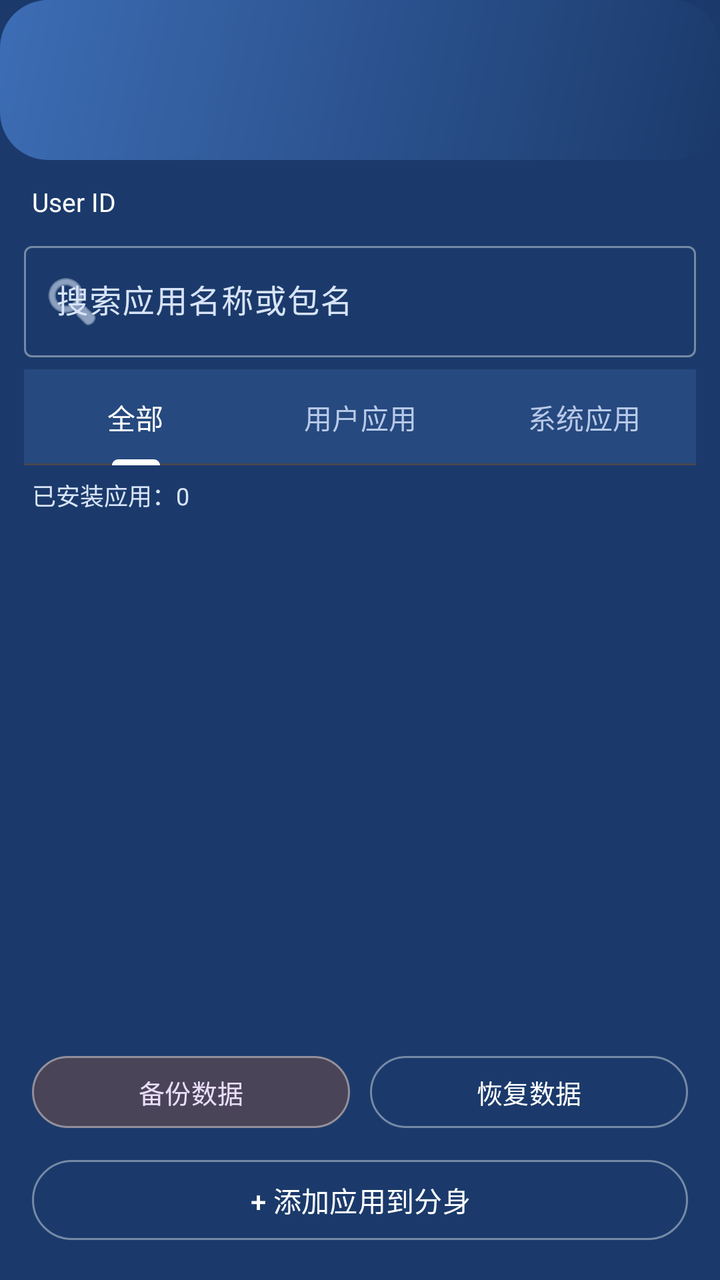
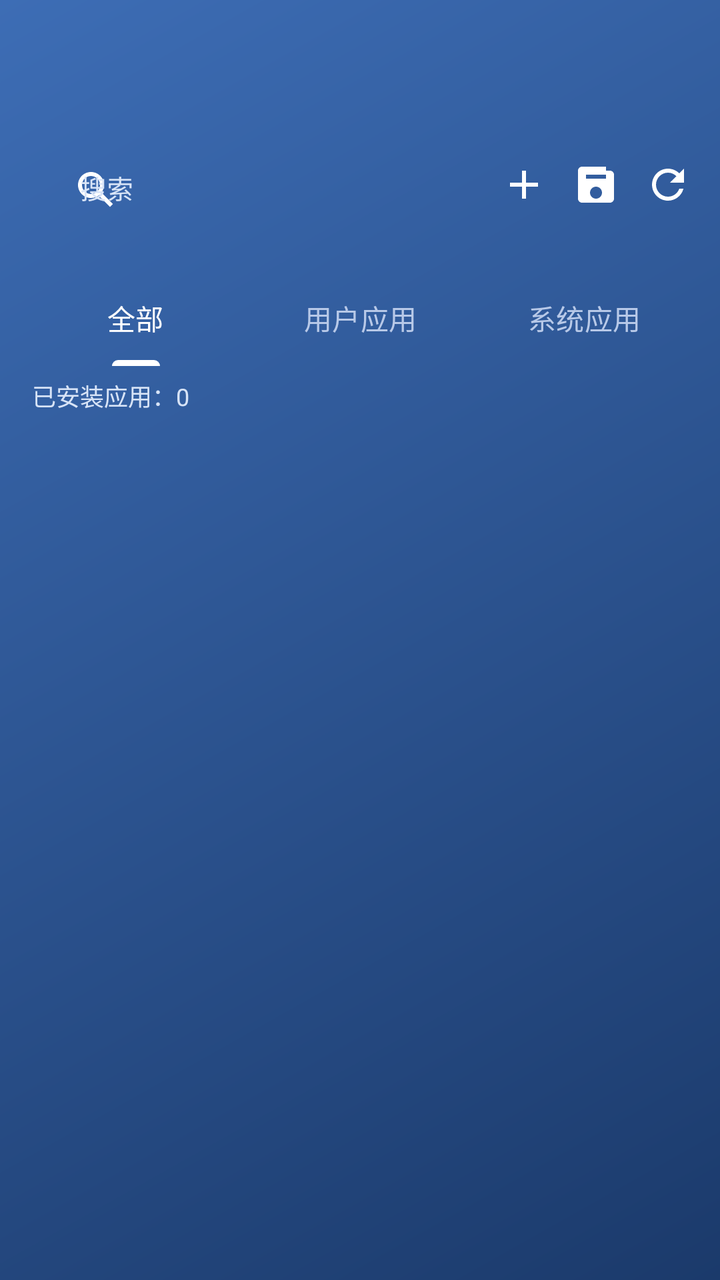

Before-and-after screenshots of an Android layout around one commit, followed by the original layout XML and the change that was made.
<!-- AndroidManifest.xml: application theme Theme.CloneManager -->
<!-- res/layout/activity_clone_detail.xml -->
<?xml version="1.0" encoding="utf-8"?>
<LinearLayout xmlns:android="http://schemas.android.com/apk/res/android"
    xmlns:app="http://schemas.android.com/apk/res-auto"
    android:layout_width="match_parent"
    android:layout_height="match_parent"
    android:orientation="vertical"
    android:background="?android:colorBackground">

    <com.google.android.material.appbar.MaterialToolbar
        android:id="@+id/toolbar"
        android:layout_width="match_parent"
        android:layout_height="wrap_content"
        android:background="@drawable/bg_hero"
        android:paddingTop="?attr/actionBarSize"
        android:paddingBottom="16dp"
        android:paddingStart="8dp"
        android:paddingEnd="16dp"
        app:titleTextColor="@color/hero_text"
        app:subtitleTextColor="#D8E4F7"
        app:navigationIconTint="@color/hero_text" />

    <TextView
        android:id="@+id/cloneInfo"
        android:layout_width="match_parent"
        android:layout_height="wrap_content"
        android:paddingStart="16dp"
        android:paddingEnd="16dp"
        android:paddingTop="12dp"
        android:paddingBottom="4dp"
        android:textSize="13sp"
        android:text="User ID" />

    <com.google.android.material.textfield.TextInputLayout
        android:id="@+id/searchLayout"
        android:layout_width="match_parent"
        android:layout_height="wrap_content"
        android:layout_marginStart="12dp"
        android:layout_marginEnd="12dp"
        android:layout_marginTop="4dp"
        app:boxBackgroundMode="outline"
        app:startIconDrawable="@android:drawable/ic_menu_search"
        android:hint="搜索应用名称或包名">

        <com.google.android.material.textfield.TextInputEditText
            android:id="@+id/searchInput"
            android:layout_width="match_parent"
            android:layout_height="wrap_content"
            android:inputType="text"
            android:imeOptions="actionSearch"
            android:maxLines="1" />
    </com.google.android.material.textfield.TextInputLayout>

    <com.google.android.material.tabs.TabLayout
        android:id="@+id/filterTabs"
        android:layout_width="match_parent"
        android:layout_height="wrap_content"
        android:layout_marginStart="12dp"
        android:layout_marginEnd="12dp"
        android:layout_marginTop="6dp"
        app:tabMode="fixed"
        app:tabGravity="fill">

        <com.google.android.material.tabs.TabItem
            android:layout_width="wrap_content"
            android:layout_height="wrap_content"
            android:text="全部" />

        <com.google.android.material.tabs.TabItem
            android:layout_width="wrap_content"
            android:layout_height="wrap_content"
            android:text="用户应用" />

        <com.google.android.material.tabs.TabItem
            android:layout_width="wrap_content"
            android:layout_height="wrap_content"
            android:text="系统应用" />
    </com.google.android.material.tabs.TabLayout>

    <TextView
        android:id="@+id/appCount"
        android:layout_width="match_parent"
        android:layout_height="wrap_content"
        android:paddingStart="16dp"
        android:paddingEnd="16dp"
        android:paddingTop="6dp"
        android:paddingBottom="2dp"
        android:textSize="12sp"
        android:textColor="?attr/colorOnSurfaceVariant"
        android:text="已安装应用：0" />

    <androidx.recyclerview.widget.RecyclerView
        android:id="@+id/appList"
        android:layout_width="match_parent"
        android:layout_height="0dp"
        android:layout_weight="1"
        android:paddingStart="12dp"
        android:paddingEnd="12dp"
        android:clipToPadding="false" />

    <LinearLayout
        android:layout_width="match_parent"
        android:layout_height="wrap_content"
        android:orientation="horizontal"
        android:paddingStart="16dp"
        android:paddingEnd="16dp"
        android:paddingBottom="8dp">

        <com.google.android.material.button.MaterialButton
            android:id="@+id/btnBackup"
            style="@style/Widget.Material3.Button.TonalButton"
            android:layout_width="0dp"
            android:layout_height="wrap_content"
            android:layout_weight="1"
            android:minHeight="44dp"
            android:textSize="13sp"
            android:text="备份数据" />

        <com.google.android.material.button.MaterialButton
            android:id="@+id/btnRestore"
            style="@style/Widget.Material3.Button.OutlinedButton"
            android:layout_width="0dp"
            android:layout_height="wrap_content"
            android:layout_weight="1"
            android:layout_marginStart="10dp"
            android:minHeight="44dp"
            android:textSize="13sp"
            android:text="恢复数据" />
    </LinearLayout>

    <com.google.android.material.button.MaterialButton
        android:id="@+id/btnAddApp"
        android:layout_width="match_parent"
        android:layout_height="wrap_content"
        android:layout_marginStart="16dp"
        android:layout_marginEnd="16dp"
        android:layout_marginBottom="16dp"
        android:text="+ 添加应用到分身" />

</LinearLayout>
<!-- resources referenced by this layout -->
<resources>
  <color name="hero_text">#FFFFFF</color>
  <!-- drawable bg_hero (drawable) -->
  <?xml version="1.0" encoding="utf-8"?>
  <shape xmlns:android="http://schemas.android.com/apk/res/android" android:shape="rectangle">
      <corners android:radius="24dp" />
      <gradient android:startColor="@color/hero_start" android:endColor="@color/hero_end" android:angle="135" />
  </shape>
  <color name="hero_start">#1B3A6B</color>
  <color name="hero_end">#3D6DB5</color>
  <style name="Widget.CloneManager.Button" parent="Widget.Material3.Button.OutlinedButton">
          <item name="android:textColor">#FFFFFF</item>
          <item name="strokeColor">#66FFFFFF</item>
          <item name="backgroundTint">@android:color/transparent</item>
      </style>
  <style name="Widget.CloneManager.Checkbox" parent="Widget.Material3.CompoundButton.CheckBox">
          <item name="android:button">@drawable/ic_checkbox_selector</item>
      </style>
  <style name="Widget.CloneManager.Tab" parent="Widget.Material3.TabLayout">
          <item name="tabTextColor">#B8C9E8</item>
          <item name="tabSelectedTextColor">#FFFFFF</item>
          <item name="tabIndicatorColor">#FFFFFF</item>
      </style>
  <!-- drawable bg_app_root (drawable) -->
  <?xml version="1.0" encoding="utf-8"?>
  <shape xmlns:android="http://schemas.android.com/apk/res/android"
      android:shape="rectangle">
      <gradient android:startColor="@color/hero_start" android:endColor="@color/hero_end" android:angle="135" android:type="linear" />
  </shape>
  <!-- drawable ic_checkbox_selector (drawable) -->
  <selector xmlns:android="http://schemas.android.com/apk/res/android">
      <item android:state_checked="true" android:drawable="@drawable/ic_check_white" />
      <item android:drawable="@drawable/ic_box_empty" />
  </selector>
  <!-- drawable ic_box_empty (drawable) -->
  <shape xmlns:android="http://schemas.android.com/apk/res/android" android:shape="rectangle">
      <stroke android:width="1.5dp" android:color="#99FFFFFF" />
      <corners android:radius="4dp" />
      <solid android:color="#00FFFFFF" />
      <size android:width="24dp" android:height="24dp" />
  </shape>
  <!-- unchanged entries left out for length: 3 -->
</resources>

<!-- the commit's change to res/layout/activity_clone_detail.xml (unified diff, before → after) -->
@@ -1,139 +1,43 @@
 <?xml version="1.0" encoding="utf-8"?>
 <LinearLayout xmlns:android="http://schemas.android.com/apk/res/android"
     xmlns:app="http://schemas.android.com/apk/res-auto"
-    android:layout_width="match_parent"
-    android:layout_height="match_parent"
-    android:orientation="vertical"
-    android:background="?android:colorBackground">
-
-    <com.google.android.material.appbar.MaterialToolbar
-        android:id="@+id/toolbar"
-        android:layout_width="match_parent"
-        android:layout_height="wrap_content"
-        android:background="@drawable/bg_hero"
-        android:paddingTop="?attr/actionBarSize"
-        android:paddingBottom="16dp"
-        android:paddingStart="8dp"
-        android:paddingEnd="16dp"
-        app:titleTextColor="@color/hero_text"
-        app:subtitleTextColor="#D8E4F7"
-        app:navigationIconTint="@color/hero_text" />
-
-    <TextView
-        android:id="@+id/cloneInfo"
-        android:layout_width="match_parent"
-        android:layout_height="wrap_content"
-        android:paddingStart="16dp"
-        android:paddingEnd="16dp"
-        android:paddingTop="12dp"
-        android:paddingBottom="4dp"
-        android:textSize="13sp"
-        android:text="User ID" />
-
-    <com.google.android.material.textfield.TextInputLayout
-        android:id="@+id/searchLayout"
-        android:layout_width="match_parent"
-        android:layout_height="wrap_content"
-        android:layout_marginStart="12dp"
-        android:layout_marginEnd="12dp"
-        android:layout_marginTop="4dp"
-        app:boxBackgroundMode="outline"
-        app:startIconDrawable="@android:drawable/ic_menu_search"
-        android:hint="搜索应用名称或包名">
-
-        <com.google.android.material.textfield.TextInputEditText
-            android:id="@+id/searchInput"
-            android:layout_width="match_parent"
-            android:layout_height="wrap_content"
-            android:inputType="text"
-            android:imeOptions="actionSearch"
-            android:maxLines="1" />
-    </com.google.android.material.textfield.TextInputLayout>
-
-    <com.google.android.material.tabs.TabLayout
-        android:id="@+id/filterTabs"
-        android:layout_width="match_parent"
-        android:layout_height="wrap_content"
-        android:layout_marginStart="12dp"
-        android:layout_marginEnd="12dp"
-        android:layout_marginTop="6dp"
-        app:tabMode="fixed"
-        app:tabGravity="fill">
-
-        <com.google.android.material.tabs.TabItem
-            android:layout_width="wrap_content"
-            android:layout_height="wrap_content"
-            android:text="全部" />
-
-        <com.google.android.material.tabs.TabItem
-            android:layout_width="wrap_content"
-            android:layout_height="wrap_content"
-            android:text="用户应用" />
-
-        <com.google.android.material.tabs.TabItem
-            android:layout_width="wrap_content"
-            android:layout_height="wrap_content"
-            android:text="系统应用" />
+    android:layout_width="match_parent" android:layout_height="match_parent"
+    android:orientation="vertical" android:background="?attr/rootBackground">
+    <com.google.android.material.appbar.MaterialToolbar android:id="@+id/toolbar"
+        android:layout_width="match_parent" android:layout_height="wrap_content"
+        android:background="@android:color/transparent" android:elevation="0dp"
+        android:paddingTop="?attr/actionBarSize" android:paddingBottom="8dp" android:paddingStart="8dp" android:paddingEnd="8dp"
+        app:titleTextColor="?attr/colorOnSurface" app:subtitleTextColor="?attr/colorOnSurfaceVariant"
+        app:navigationIconTint="?attr/colorOnSurface">
+        <com.google.android.material.textfield.TextInputLayout android:id="@+id/searchLayout"
+            android:layout_width="220dp" android:layout_height="wrap_content" android:layout_gravity="center_horizontal"
+            app:boxBackgroundMode="outline" app:startIconDrawable="@drawable/ic_search"
+            app:startIconTint="?attr/colorOnSurface" android:hint="搜索">
+            <com.google.android.material.textfield.TextInputEditText android:id="@+id/searchInput"
+                android:layout_width="match_parent" android:layout_height="wrap_content" android:minHeight="0dp"
+                android:background="@android:color/transparent" android:inputType="text" android:imeOptions="actionSearch"
+                android:maxLines="1" android:textColor="?attr/colorOnSurface" android:textSize="13sp" />
+        </com.google.android.material.textfield.TextInputLayout>
+        <androidx.appcompat.widget.AppCompatImageButton android:id="@+id/btnRestore" android:layout_width="36dp" android:layout_height="36dp"
+            android:layout_gravity="end" android:background="?attr/selectableItemBackgroundBorderless"
+            android:contentDescription="恢复数据" android:src="@drawable/ic_restore" android:scaleType="centerInside" app:tint="?attr/colorOnSurface" />
+        <androidx.appcompat.widget.AppCompatImageButton android:id="@+id/btnBackup" android:layout_width="36dp" android:layout_height="36dp"
+            android:layout_gravity="end" android:background="?attr/selectableItemBackgroundBorderless"
+            android:contentDescription="备份数据" android:src="@drawable/ic_save" android:scaleType="centerInside" app:tint="?attr/colorOnSurface" />
+        <androidx.appcompat.widget.AppCompatImageButton android:id="@+id/btnAddApp" android:layout_width="36dp" android:layout_height="36dp"
+            android:layout_gravity="end" android:background="?attr/selectableItemBackgroundBorderless"
+            android:contentDescription="添加应用" android:src="@drawable/ic_add" android:scaleType="centerInside" app:tint="?attr/colorOnSurface" />
+    </com.google.android.material.appbar.MaterialToolbar>
+    <com.google.android.material.tabs.TabLayout android:id="@+id/filterTabs" android:layout_width="match_parent" android:layout_height="wrap_content"
+        android:layout_marginStart="12dp" android:layout_marginEnd="12dp" android:layout_marginTop="6dp"
+        android:background="@android:color/transparent" app:tabMode="fixed" app:tabGravity="fill">
+        <com.google.android.material.tabs.TabItem android:layout_width="wrap_content" android:layout_height="wrap_content" android:text="全部" />
+        <com.google.android.material.tabs.TabItem android:layout_width="wrap_content" android:layout_height="wrap_content" android:text="用户应用" />
+        <com.google.android.material.tabs.TabItem android:layout_width="wrap_content" android:layout_height="wrap_content" android:text="系统应用" />
     </com.google.android.material.tabs.TabLayout>
-
-    <TextView
-        android:id="@+id/appCount"
-        android:layout_width="match_parent"
-        android:layout_height="wrap_content"
-        android:paddingStart="16dp"
-        android:paddingEnd="16dp"
-        android:paddingTop="6dp"
-        android:paddingBottom="2dp"
-        android:textSize="12sp"
-        android:textColor="?attr/colorOnSurfaceVariant"
-        android:text="已安装应用：0" />
-
-    <androidx.recyclerview.widget.RecyclerView
-        android:id="@+id/appList"
-        android:layout_width="match_parent"
-        android:layout_height="0dp"
-        android:layout_weight="1"
-        android:paddingStart="12dp"
-        android:paddingEnd="12dp"
-        android:clipToPadding="false" />
-
-    <LinearLayout
-        android:layout_width="match_parent"
-        android:layout_height="wrap_content"
-        android:orientation="horizontal"
-        android:paddingStart="16dp"
-        android:paddingEnd="16dp"
-        android:paddingBottom="8dp">
-
-        <com.google.android.material.button.MaterialButton
-            android:id="@+id/btnBackup"
-            style="@style/Widget.Material3.Button.TonalButton"
-            android:layout_width="0dp"
-            android:layout_height="wrap_content"
-            android:layout_weight="1"
-            android:minHeight="44dp"
-            android:textSize="13sp"
-            android:text="备份数据" />
-
-        <com.google.android.material.button.MaterialButton
-            android:id="@+id/btnRestore"
-            style="@style/Widget.Material3.Button.OutlinedButton"
-            android:layout_width="0dp"
-            android:layout_height="wrap_content"
-            android:layout_weight="1"
-            android:layout_marginStart="10dp"
-            android:minHeight="44dp"
-            android:textSize="13sp"
-            android:text="恢复数据" />
-    </LinearLayout>
-
-    <com.google.android.material.button.MaterialButton
-        android:id="@+id/btnAddApp"
-        android:layout_width="match_parent"
-        android:layout_height="wrap_content"
-        android:layout_marginStart="16dp"
-        android:layout_marginEnd="16dp"
-        android:layout_marginBottom="16dp"
-        android:text="+ 添加应用到分身" />
-
+    <TextView android:id="@+id/appCount" android:layout_width="match_parent" android:layout_height="wrap_content"
+        android:paddingStart="16dp" android:paddingEnd="16dp" android:paddingTop="6dp" android:paddingBottom="2dp"
+        android:textSize="12sp" android:textColor="?attr/colorOnSurfaceVariant" android:text="已安装应用：0" />
+    <androidx.recyclerview.widget.RecyclerView android:id="@+id/appList" android:layout_width="match_parent"
+        android:layout_height="0dp" android:layout_weight="1" android:paddingStart="12dp" android:paddingEnd="12dp" android:clipToPadding="false" />
 </LinearLayout>
<!-- resource entries referenced after the edit -->
@@ -1,12 +1,22 @@
 <!-- resources referenced by this layout -->
 <resources>
+  <!-- drawable ic_add (drawable) -->
+  <vector xmlns:android="http://schemas.android.com/apk/res/android" android:width="24dp" android:height="24dp" android:viewportWidth="24" android:viewportHeight="24">
+      <path android:fillColor="#FFFFFFFF" android:pathData="M19,13h-6v6h-2v-6H5v-2h6V5h2v6h6v2z" />
+  </vector>
+  <!-- drawable ic_restore (drawable) -->
+  <vector xmlns:android="http://schemas.android.com/apk/res/android" android:width="24dp" android:height="24dp" android:viewportWidth="24" android:viewportHeight="24">
+      <path android:fillColor="#FFFFFFFF" android:pathData="M17.65,6.35C16.2,4.9 14.21,4 12,4c-4.42,0 -7.99,3.58 -7.99,8s3.57,8 7.99,8c3.73,0 6.84,-2.55 7.73,-6h-2.08c-0.82,2.33 -3.04,4 -5.65,4 -3.31,0 -6,-2.69 -6,-6s2.69,-6 6,-6c1.66,0 3.14,0.69 4.22,1.78L13,11h7V4L17.65,6.35z" />
+  </vector>
+  <!-- drawable ic_save (drawable) -->
+  <vector xmlns:android="http://schemas.android.com/apk/res/android" android:width="24dp" android:height="24dp" android:viewportWidth="24" android:viewportHeight="24">
+      <path android:fillColor="#FFFFFFFF" android:pathData="M17,3H5C3.89,3 3,3.9 3,5v14c0,1.1 0.89,2 2,2h14c1.11,0 2,-0.9 2,-2V7C21,5.9 20.11,5 19,5h-2V3H17zM12,19c-1.66,0 -3,-1.34 -3,-3c0,-1.66 1.34,-3 3,-3s3,1.34 3,3C15,17.66 13.66,19 12,19zM17,9H7V7h10V9z" />
+  </vector>
+  <!-- drawable ic_search (drawable) -->
+  <vector xmlns:android="http://schemas.android.com/apk/res/android" android:width="24dp" android:height="24dp" android:viewportWidth="24" android:viewportHeight="24">
+      <path android:fillColor="#FFFFFFFF" android:pathData="M15.5,14h-0.79l-0.28,-0.27C15.41,12.59 16,11.11 16,9.5 16,5.91 13.09,3 9.5,3S3,5.91 3,9.5 5.91,16 9.5,16c1.61,0 3.09,-0.59 4.23,-1.57l0.27,0.28v0.79l5,4.99L20.49,19l-4.99,-5zM9.5,14C7.01,14 5,11.99 5,9.5S7.01,5 9.5,5 14,7.01 14,9.5 11.99,14 9.5,14z" />
+  </vector>
   <color name="hero_text">#FFFFFF</color>
-  <!-- drawable bg_hero (drawable) -->
-  <?xml version="1.0" encoding="utf-8"?>
-  <shape xmlns:android="http://schemas.android.com/apk/res/android" android:shape="rectangle">
-      <corners android:radius="24dp" />
-      <gradient android:startColor="@color/hero_start" android:endColor="@color/hero_end" android:angle="135" />
-  </shape>
   <color name="hero_start">#1B3A6B</color>
   <color name="hero_end">#3D6DB5</color>
   <style name="Widget.CloneManager.Button" parent="Widget.Material3.Button.OutlinedButton">
